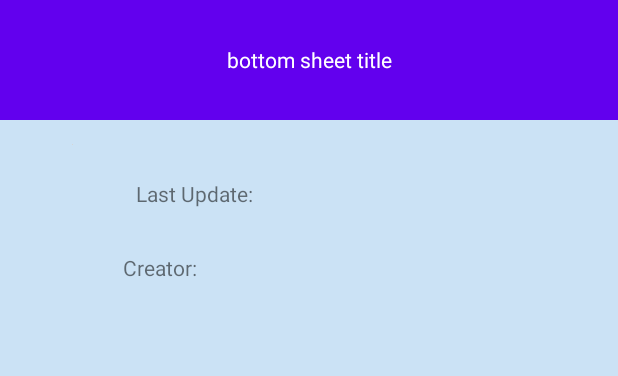
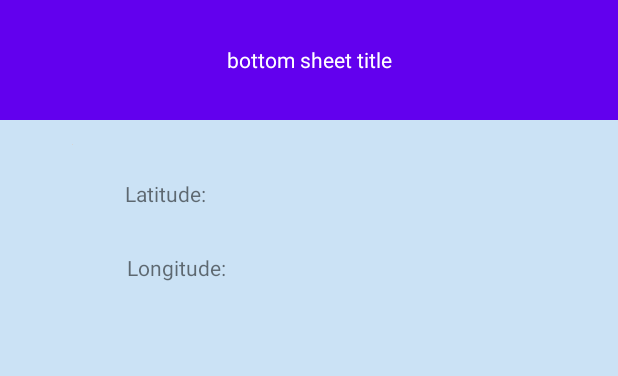
Before and after one commit to SonOfGib/TUMaps, an Android app: the layout bottom_sheet.xml on its own in the app's theme, with its tools: preview values and no code run, on a phone screen of 412 x 824 dp. Shown: the top 376 px of the screen. Run offline under Robolectric (Android 15) with nearby library versions, the phone set to English and light mode, and no system bars.

Commit message:
Bottom sheet improvements
expandBottomSheet() now accepts a location parameter instead of a marker, since the new icons aren't markers

```diff
--- a/client/app/src/main/res/layout/bottom_sheet.xml
+++ b/client/app/src/main/res/layout/bottom_sheet.xml
@@ -55,7 +55,7 @@
             android:textAlignment="textStart"
             app:layout_constraintBottom_toBottomOf="parent"
             app:layout_constraintEnd_toEndOf="parent"
-            app:layout_constraintHorizontal_bias="0.125"
+            app:layout_constraintHorizontal_bias="0.09"
             app:layout_constraintStart_toEndOf="@+id/imageView"
             app:layout_constraintTop_toTopOf="parent"
             app:layout_constraintVertical_bias="0.13999999" />
@@ -72,7 +72,7 @@
             android:textAlignment="textStart"
             app:layout_constraintBottom_toBottomOf="parent"
             app:layout_constraintEnd_toEndOf="parent"
-            app:layout_constraintHorizontal_bias="0.086"
+            app:layout_constraintHorizontal_bias="0.1"
             app:layout_constraintStart_toEndOf="@+id/imageView"
             app:layout_constraintTop_toTopOf="parent"
             app:layout_constraintVertical_bias="0.36" />
--- a/client/app/src/main/res/values/strings.xml
+++ b/client/app/src/main/res/values/strings.xml
@@ -3,8 +3,8 @@
 
     <string name="bottom_sheet_peek">bottom sheet title</string>
     <string name="bottom_sheet_image">location image</string>
-    <string name="bottom_sheet_lastUp">Last Update:</string>
-    <string name="bottom_sheet_creator">Creator:</string>
+    <string name="bottom_sheet_lastUp">Latitude:</string>
+    <string name="bottom_sheet_creator">Longitude:</string>
     <string name="bottom_sheet_button">More Info</string>
 
 </resources>
```
Also changed, not shown: client/app/src/main/java/edu/temple/basic/MainActivity.java (+33 -11 lines).
